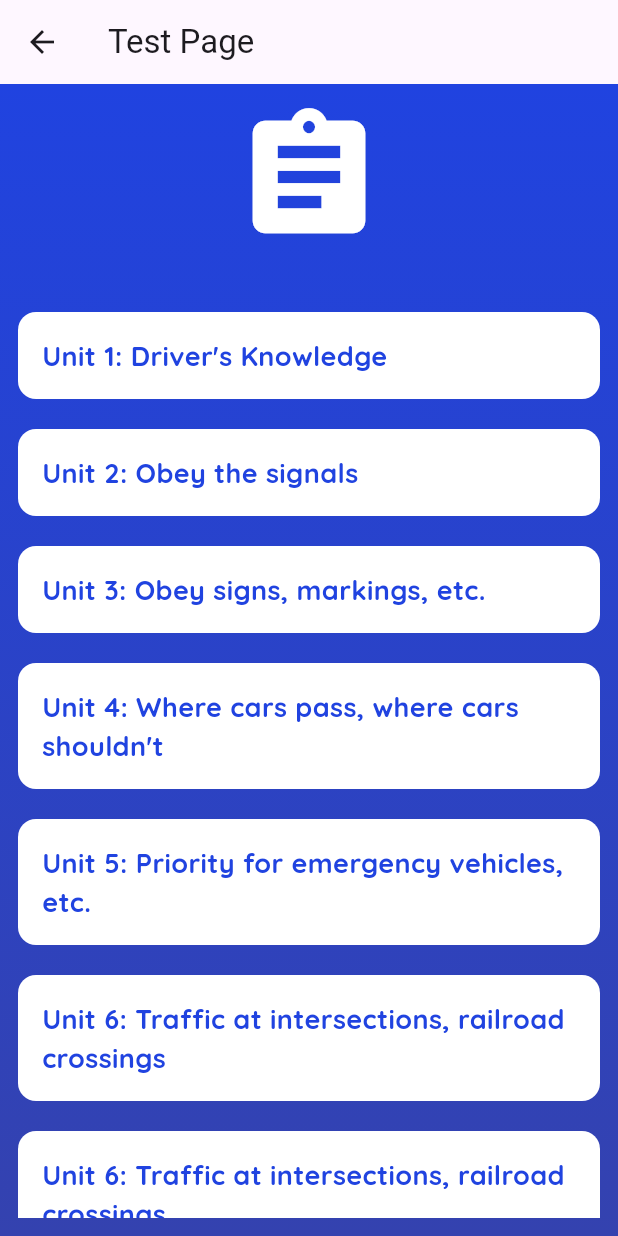
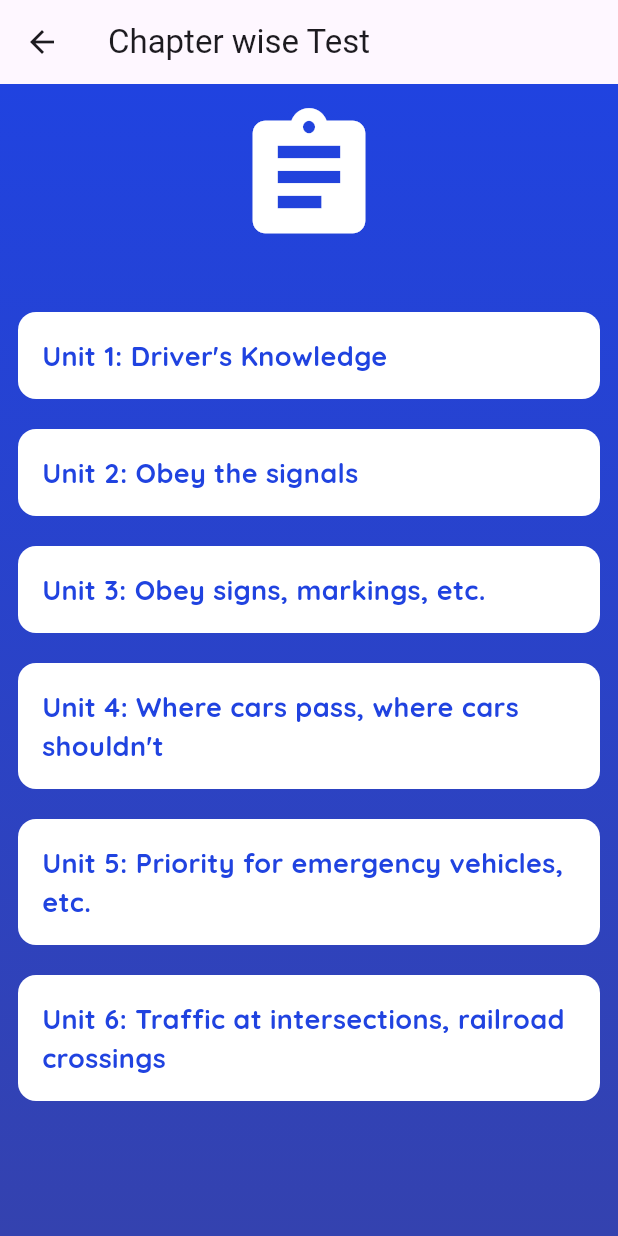
Before and after one commit to biplov-khatri/quizapp, a Flutter app: the TestPage screen opened directly, on a phone screen of 412 x 824 dp. Run offline on Flutter 3.47's test engine with Material 3 defaults, Android fonts, the phone set to English and light mode, and no system bars.

Commit message:
few change

```diff
--- a/lib/questions/set4.dart
+++ b/lib/questions/set4.dart
@@ -24,7 +24,8 @@ final List<QuizQuestion> set4Questions = [
       question: "This roadside strip is open to pedestrians and light vehicles.",
       options: ["True", "False"],
       correctAnswer: "False",
-      remark: "Since it is a 'pedestrian roadside strip,' only pedestrians can pass."
+      remark: "Since it is a 'pedestrian roadside strip,' only pedestrians can pass.",
+    imagePath: "assets/4.1.png",
   ),
   QuizQuestion(
       question: "On roads without a centerline, cars must drive from the center to the left of the road.",
@@ -36,7 +37,8 @@ final List<QuizQuestion> set4Questions = [
       question: "This sign is not always in the middle of the road.",
       options: ["True", "False"],
       correctAnswer: "True",
-      remark: "The center line is not always in the middle of the road."
+      remark: "The center line is not always in the middle of the road.",
+    imagePath: "assets/4.2.png",
   ),
   QuizQuestion(
       question: "On one-way roads, high-speed vehicles should drive on the right side as much as possible.",
@@ -54,7 +56,8 @@ final List<QuizQuestion> set4Questions = [
       question: "If there is such a sign, the car must always drive on the right side of the road.",
       options: ["True", "False"],
       correctAnswer: "False",
-      remark: "It is not necessarily a sign to drive on the right side because it is possible to drive on the right side when it is not possible to pass only on the left side."
+      remark: "It is not necessarily a sign to drive on the right side because it is possible to drive on the right side when it is not possible to pass only on the left side.",
+      imagePath: "assets/4.3.png",
   ),
   QuizQuestion(
       question: "On roads without vehicular traffic zones, automobiles may travel anywhere to the left of the center line.",
@@ -78,13 +81,15 @@ final List<QuizQuestion> set4Questions = [
       question: "When such a traffic classification is indicated, traffic shall be carried out in accordance with it.",
       options: ["True", "False"],
       correctAnswer: "True",
-      remark: "If the traffic classification is specified by the sign, it will be followed."
+      remark: "If the traffic classification is specified by the sign, it will be followed.",
+    imagePath: "assets/4.4.png",
   ),
   QuizQuestion(
       question: "On roads with this sign, ordinary vehicles are not allowed to pass in the leftmost traffic zone.",
       options: ["True", "False"],
       correctAnswer: "False",
-      remark: "This is only a sign that indicates the traffic classification of a specific vehicle such as a large lorry, so it is not a dedicated traffic zone. So it doesn't matter if other cars pass in the left lane."
+      remark: "This is only a sign that indicates the traffic classification of a specific vehicle such as a large lorry, so it is not a dedicated traffic zone. So it doesn't matter if other cars pass in the left lane.",
+    imagePath: "assets/4.5.png",
   ),
   QuizQuestion(
       question: "When traffic is congested at an intersection where traffic control is not being carried out, it is possible to check the safety of oncoming vehicles and pass through the oncoming vehicle traffic zone.",
@@ -126,7 +131,8 @@ final List<QuizQuestion> set4Questions = [
       question: "If there is this sign, only ordinary cars can pass on the trackbed.",
       options: ["True", "False"],
       correctAnswer: "False",
-      remark: "Since it is a sign that cars are allowed to pass in the trackbed, it is not only ordinary cars."
+      remark: "Since it is a sign that cars are allowed to pass in the trackbed, it is not only ordinary cars.",
+    imagePath: "assets/4.6.png",
   ),
   QuizQuestion(
       question: "Vehicles are not allowed to pass in the trackbed under any circumstances unless there is a sign that says 'Passage is allowed in the trackbed'.",
--- a/lib/questions/set6.dart
+++ b/lib/questions/set6.dart
@@ -24,7 +24,8 @@ final List<QuizQuestion> set6Questions = [
       question: "When turning right at an intersection marked in the figure, you must turn right according to the arrow on this marking.",
       options: ["True", "False"],
       correctAnswer: "True",
-      remark: "If the sign indicates how to turn right, follow it."
+      remark: "If the sign indicates how to turn right, follow it.",
+      imagePath: "assets/6_3.png",
   ),
   QuizQuestion(
       question: "A general motorized bicycle that makes a two-step right turn must give the signal to turn right until it goes straight to the place where it is to turn right.",
@@ -42,8 +43,10 @@ final List<QuizQuestion> set6Questions = [
       question: "According to this sign, general motorized bicycles must also turn right in the same way as bicycles turn right.",
       options: ["True", "False"],
       correctAnswer: "True",
-      remark: "At this sign, general motorized bicycles must make a two-step right turn in the same way as bicycles."
+      remark: "At this sign, general motorized bicycles must make a two-step right turn in the same way as bicycles.",
+      imagePath: "assets/6_5.png",
   ),
+
   QuizQuestion(
       question: "When I turned right at the intersection, a car was passing straight from the opposite direction, but I was at the intersection first, so I turned right first.",
       options: ["True", "False"],
@@ -60,13 +63,15 @@ final List<QuizQuestion> set6Questions = [
       question: "If you see this sign at an intersection, you can also turn right outside of the 7-9 hours.",
       options: ["True", "False"],
       correctAnswer: "True",
-      remark: "You do not need to follow this sign except during the time indicated by the auxiliary signs."
+      remark: "You do not need to follow this sign except during the time indicated by the auxiliary signs.",
+    imagePath: "assets/6_4.png",
   ),
   QuizQuestion(
       question: "When entering and exiting such off-road gas stations, there is no need to slow down.",
       options: ["True", "False"],
       correctAnswer: "False",
-      remark: "You must also slow down when turning left or right to get in and out of the road."
+      remark: "You must also slow down when turning left or right to get in and out of the road.",
+    imagePath: "assets/6_7.png",
   ),
   QuizQuestion(
       question: "A car driving in the traffic zone right next to me was signaling to change lanes, but I was in a hurry, so I passed first.",
@@ -84,7 +89,8 @@ final List<QuizQuestion> set6Questions = [
       question: "At such an intersection, car B can go ahead of car A.",
       options: ["True", "False"],
       correctAnswer: "True",
-      remark: "Car B is on the priority road, so you can pass first."
+      remark: "Car B is on the priority road, so you can pass first.",
+    imagePath: "assets/6_6.png",
   ),
   QuizQuestion(
       question: "At an intersection where traffic control is not being implemented, if the intersecting road is a priority road, the vehicle must always stop so as not to obstruct the passage of vehicles on the priority road.",
@@ -102,13 +108,17 @@ final List<QuizQuestion> set6Questions = [
       question: "At such intersections of roads of similar width, motorized bicycles must give way to ordinary vehicles.",
       options: ["True", "False"],
       correctAnswer: "False",
-      remark: "At intersections of the same width, priority is given to the left, so mopeds can pass first."
+      remark: "At intersections of the same width, priority is given to the left, so mopeds can pass first.",
+    imagePath: "assets/6_2.png",
+
   ),
   QuizQuestion(
       question: "At such intersections, trams have priority",
       options: ["True", "False"],
       correctAnswer: "False",
-      remark: "If the road width is the same intersection, the tram will have priority, but if the road width is different, the car on the wide road will have priority."
+      remark: "If the road width is the same intersection, the tram will have priority, but if the road width is different, the car on the wide road will have priority.",
+    imagePath: "assets/6_1.png",
+
   ),
   QuizQuestion(
       question: "At an intersection, if there is a 'stop' sign but no stop line, the stop position is immediately before the 'stop' sign.",
--- a/lib/test.dart
+++ b/lib/test.dart
@@ -1,12 +1,13 @@
-import 'package:demo_application/questions/set3.dart';
-import 'package:demo_application/questions/set4.dart';
-import 'package:demo_application/questions/set5.dart';
 import 'package:flutter/material.dart';
 import 'package:demo_application/const/colors.dart';
 import 'package:demo_application/const/text_style.dart';
 import 'package:demo_application/layouts/quiz_screen.dart';
 import 'package:demo_application/questions/set1.dart' as set1;
 import 'package:demo_application/questions/set2.dart' as set2;
+import 'package:demo_application/questions/set3.dart' as set3;
+import 'package:demo_application/questions/set4.dart' as set4;
+import 'package:demo_application/questions/set5.dart' as set5;
+import 'package:demo_application/questions/set6.dart' as set6;
 
 class TestPage extends StatelessWidget {
   const TestPage({Key? key}) : super(key: key);
@@ -17,7 +18,7 @@ class TestPage extends StatelessWidget {
 
     return Scaffold(
       appBar: AppBar(
-        title: const Text('Test Page'),
+        title: const Text('Chapter wise Test'),
       ),
       body: SafeArea(
         child: Container(
@@ -82,7 +83,7 @@ class TestPage extends StatelessWidget {
                 onTap: () {
                   Navigator.push(
                     context,
-                    MaterialPageRoute(builder: (context) => QuizScreen(questions: set3Questions)),
+                    MaterialPageRoute(builder: (context) => QuizScreen(questions: set3.set3Questions)),
                   );
                 },
                 child: Container(
@@ -101,7 +102,7 @@ class TestPage extends StatelessWidget {
                 onTap: () {
                   Navigator.push(
                     context,
-                    MaterialPageRoute(builder: (context) => QuizScreen(questions: set4Questions)),
+                    MaterialPageRoute(builder: (context) => QuizScreen(questions: set4.set4Questions)),
                   );
                 },
                 child: Container(
@@ -120,7 +121,7 @@ class TestPage extends StatelessWidget {
                 onTap: () {
                   Navigator.push(
                     context,
-                    MaterialPageRoute(builder: (context) => QuizScreen(questions: set5Questions)),
+                    MaterialPageRoute(builder: (context) => QuizScreen(questions: set5.set5Questions)),
                   );
                 },
                 child: Container(
@@ -139,7 +140,7 @@ class TestPage extends StatelessWidget {
                 onTap: () {
                   Navigator.push(
                     context,
-                    MaterialPageRoute(builder: (context) => QuizScreen(questions: set4Questions)),
+                    MaterialPageRoute(builder: (context) => QuizScreen(questions: set6.set6Questions)),
                   );
                 },
                 child: Container(
@@ -153,27 +154,6 @@ class TestPage extends StatelessWidget {
                   child: headingText(color: blue, size: 18, text: "Unit 6: Traffic at intersections, railroad crossings"),
                 ),
               ),
-
-              // Test 6 container
-              GestureDetector(
-                onTap: () {
-                  Navigator.push(
-                    context,
-                    MaterialPageRoute(builder: (context) => QuizScreen(questions: set4Questions)),
-                  );
-                },
-                child: Container(
-                  margin: const EdgeInsets.only(bottom: 20),
-                  width: size.width - 40,
-                  padding: const EdgeInsets.all(16),
-                  decoration: BoxDecoration(
-                    color: Colors.white,
-                    borderRadius: BorderRadius.circular(12),
-                  ),
-                  child: headingText(color: blue, size: 18, text: "Unit 6: Traffic at intersections, railroad crossings"),
-                ),
-              ),
-
             ],
           ),
         ),
```
Also changed, not shown: lib/const/images.dart (+0 -7 lines), lib/layouts/quiz_screen.dart (+4 -4 lines), assets/4.1.png (added), assets/4.2.png (added), assets/4.3.png (added), assets/4.4.png (added), assets/4.5.png (added), assets/4.6.png (added), assets/6_1.png (added), assets/6_2.png (added), assets/6_3.png (added), assets/6_4.png (added), assets/6_5.png (added), assets/6_6.png (added), 1 more files.
